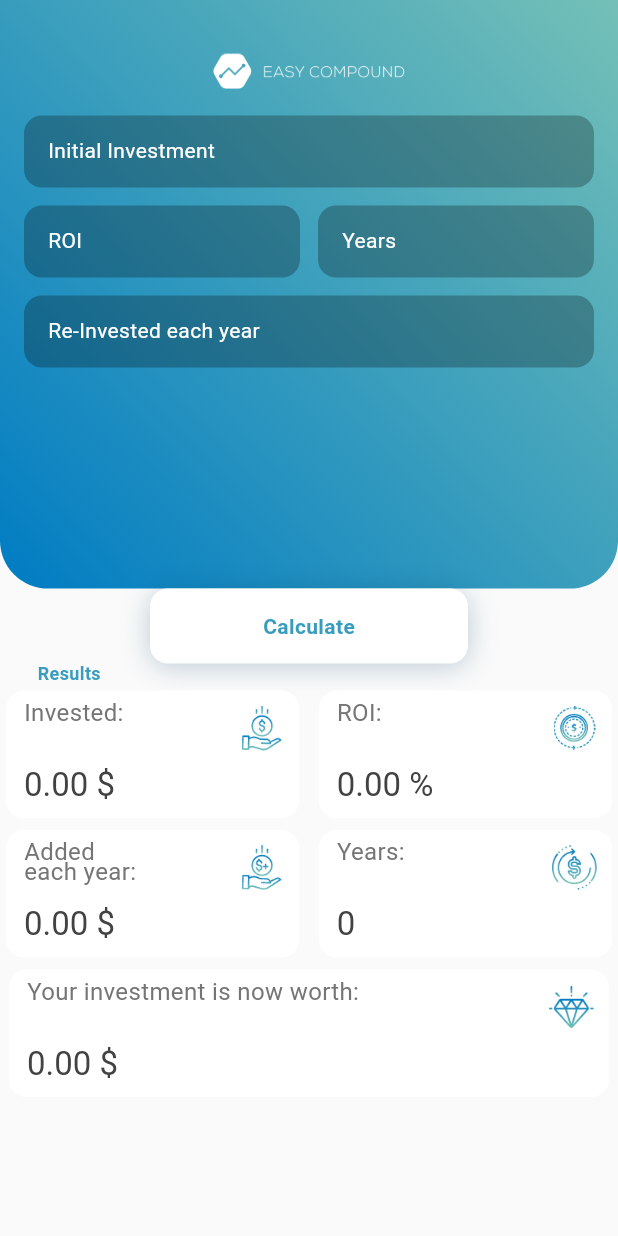
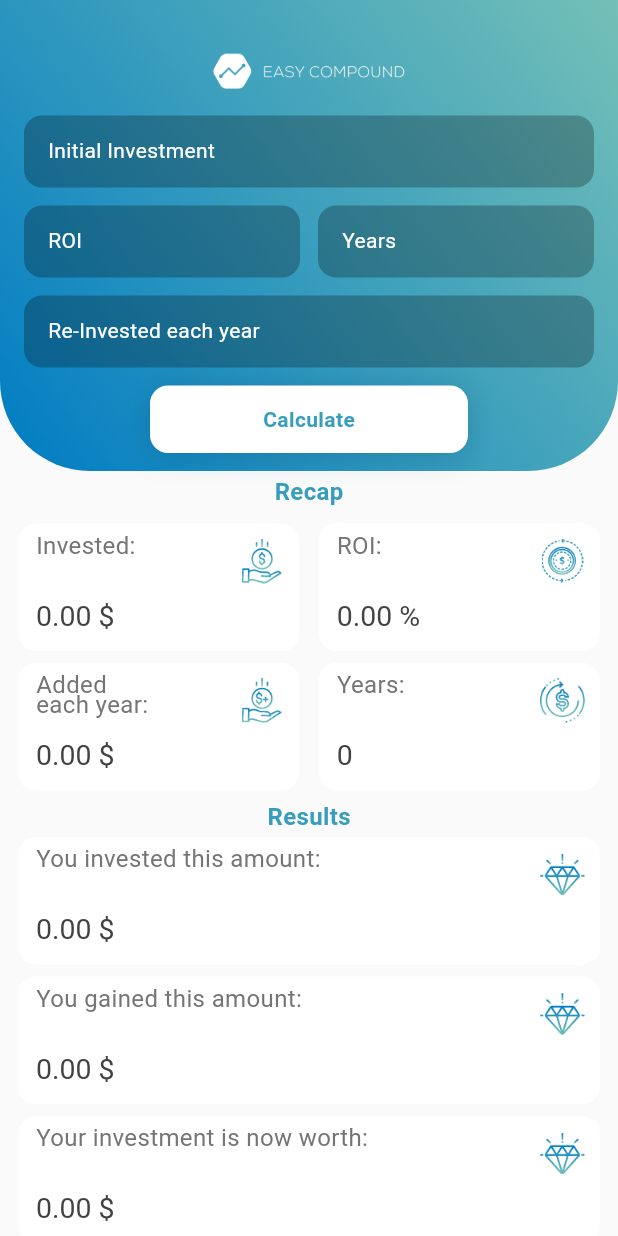
Before and after one commit to AntonioVerdiglione1996/EasyCompoundCalculatorApp, a Flutter app: the screen it shows after launch, on a phone screen of 412 x 824 dp. Run offline on Flutter 3.47's test engine with Material 2 defaults, Android fonts, the light colour scheme and no system bars; missing offline and left inert: firebase_admob; accounts and stored records are empty.

Commit message:
new stuffs added

```diff
--- a/lib/cardItem.dart
+++ b/lib/cardItem.dart
@@ -66,7 +66,7 @@ class _CardItem extends State<CardItem> {
                       ? widget.valueToDisplay.toStringAsFixed(2) +
                           " ${widget.symbol}"
                       : widget.valueToDisplay.toStringAsFixed(0),
-                  style: TextStyle(color: Colors.grey[800], fontSize: 22),
+                  style: TextStyle(color: Colors.grey[800], fontSize: 19),
                 )),
           ],
         ),
--- a/lib/main.dart
+++ b/lib/main.dart
@@ -1,8 +1,6 @@
 import 'package:flutter/material.dart';
 import 'package:flutter/services.dart';
-
-import 'layout.dart';
-import 'newTestKayout.dart';
+import 'newTestLayout.dart';
 
 void main(){
   SystemChrome.setPreferredOrientations([DeviceOrientation.portraitUp]);
--- a/lib/newTestKayout.dart
+++ /dev/null
@@ -1,295 +0,0 @@
-import 'package:EasyCompound/adMobHelper.dart';
-import 'package:EasyCompound/cardItem.dart';
-import 'package:EasyCompound/customColors.dart';
-import 'package:flutter/material.dart';
-import 'raisedGradientButton.dart';
-
-class TestLayout extends StatefulWidget {
-  @override
-  State<StatefulWidget> createState() => _TestLayout();
-}
-
-class _TestLayout extends State<TestLayout> {
-  double calculateCompound(double investment, double roi, double monthlyInvest,
-      double timesCompounded) {
-    double value = investment;
-    for (int i = 0; i < timesCompounded; i++) {
-      value += ((value * roi) / 100);
-      value += isFirstTimeCycle == true ? 0 : monthlyInvest;
-      isFirstTimeCycle = false;
-    }
-    return value;
-  }
-
-  double initialInvestment;
-  double roi;
-  double compoundTimes;
-  double additional;
-  double finalValue;
-
-  bool isFirstTimeCycle;
-
-  final myControllerInitialInvestment = TextEditingController();
-  final myControllerRoi = TextEditingController();
-  final myControllerCompoundTimes = TextEditingController();
-  final myControllerAdditional = TextEditingController();
-
-  @override
-  void initState() {
-    isFirstTimeCycle = true;
-    initialInvestment = 0.0;
-    roi = 0.0;
-    additional = 0.0;
-    compoundTimes = 0.0;
-    finalValue = 0.0;
-
-    AdMobHelper.initStateAd();
-
-    super.initState();
-  }
-
-  @override
-  void dispose() {
-    myControllerInitialInvestment.dispose();
-    myControllerRoi.dispose();
-    myControllerCompoundTimes.dispose();
-    myControllerAdditional.dispose();
-    AdMobHelper.disposeMyAd();
-    super.dispose();
-  }
-
-  TextField customTextField(TextEditingController controller, String label,
-      {String suffix = ""}) {
-    return TextField(
-      cursorColor: Colors.white,
-      style: TextStyle(color: Colors.white, fontSize: 14, letterSpacing: 0.25),
-      keyboardType: TextInputType.number,
-      onSubmitted: (value) {
-        setState(() {
-          controller.text = value;
-        });
-      },
-      onTap: () {
-        controller.clear();
-      },
-      controller: controller,
-      decoration: InputDecoration(
-          border: OutlineInputBorder(
-            borderRadius: BorderRadius.circular(12),
-            borderSide: BorderSide(
-              width: 0,
-              style: BorderStyle.none,
-            ),
-          ),
-          suffix: Text(
-            suffix,
-            style: TextStyle(color: Colors.white),
-          ),
-          filled: true,
-          fillColor: Colors.black26,
-          labelText: label,
-          contentPadding: EdgeInsets.all(16),
-          labelStyle: TextStyle(
-            color: Colors.white,
-          )),
-    );
-  }
-
-  @override
-  Widget build(BuildContext context) {
-    return Scaffold(
-      body: ListView(
-        padding: EdgeInsets.all(0),
-        children: <Widget>[
-          //BLU COVER ROUNDED
-          Column(
-            children: <Widget>[
-              Container(
-                width: MediaQuery.of(context).size.width,
-                height: MediaQuery.of(context).size.height / 2.1,
-                decoration: BoxDecoration(
-                    borderRadius: new BorderRadius.only(
-                        bottomLeft: const Radius.circular(32.0),
-                        bottomRight: const Radius.circular(32.0)),
-                    gradient: LinearGradient(
-                        colors: [CustomColors.aquaGreen, CustomColors.cyan],
-                        begin: Alignment.bottomLeft,
-                        end: Alignment.topRight)),
-                child: Column(
-                  children: <Widget>[
-                    //IMAGE
-                    Padding(
-                      padding: const EdgeInsets.fromLTRB(20, 30, 20, 0),
-                      child: Center(
-                        child: Image(
-                          width: 128,
-                          height: 35,
-                          image: AssetImage("assets/logo.png"),
-                        ),
-                      ),
-                    ),
-
-                    //TEXFIELD INITIAL
-                    Padding(
-                      padding: const EdgeInsets.fromLTRB(16, 12, 16, 0),
-                      child: customTextField(
-                          myControllerInitialInvestment, "Initial Investment",
-                          suffix: r"$"),
-                    ),
-
-                    //TEXFIELDS ROW
-                    Padding(
-                      padding: const EdgeInsets.fromLTRB(16, 12, 16, 0),
-                      child: Row(
-                        children: <Widget>[
-                          //TEXTFIELD: ROI
-                          Expanded(
-                              child: customTextField(myControllerRoi, "ROI",
-                                  suffix: "%")),
-                          SizedBox(
-                            width: 12,
-                          ),
-                          //TEXTFIELD: COMPOUND TIMES
-                          Expanded(
-                              child: customTextField(
-                                  myControllerCompoundTimes, "Years")),
-                        ],
-                      ),
-                    ),
-
-                    //TEXTFIELD: Re invested moiney
-                    Padding(
-                        padding: const EdgeInsets.fromLTRB(16, 12, 16, 0),
-                        child: customTextField(
-                            myControllerAdditional, "Re-Invested each year ",
-                            suffix: "+ each year")),
-                  ],
-                ),
-              ),
-
-              //BUTTON HERE
-              Padding(
-                padding: const EdgeInsets.fromLTRB(100, 0, 100, 0),
-                child: RaisedGradientButton(
-                  child: Text(
-                    "Calculate",
-                    style: TextStyle(
-                        color: CustomColors.blue_sky,
-                        fontWeight: FontWeight.bold,
-                        letterSpacing: 0.25),
-                  ),
-                  onPressed: () {
-                    setState(() {
-                      FocusScope.of(context).requestFocus(new FocusNode());
-
-                      if (myControllerAdditional.text == "") {
-                        setState(() {
-                          myControllerAdditional.text = "0";
-                        });
-                      }
-                      isFirstTimeCycle = true;
-                      initialInvestment =
-                          double.parse(myControllerInitialInvestment.text);
-                      roi = double.parse(myControllerRoi.text);
-                      compoundTimes =
-                          double.parse(myControllerCompoundTimes.text);
-                      additional = double.parse(myControllerAdditional.text);
-                      finalValue = calculateCompound(
-                          initialInvestment, roi, additional, compoundTimes);
-                    });
-                  },
-                  gradient:
-                      LinearGradient(colors: [Colors.white, Colors.white]),
-                ),
-              ),
-
-              //RESULTS TEXT
-              Align(
-                alignment: Alignment.centerLeft,
-                child: Padding(
-                  padding: const EdgeInsets.fromLTRB(25, 0, 0, 0),
-                  child: Text(
-                    "Results",
-                    style: TextStyle(
-                        color: CustomColors.blue_sky,
-                        fontWeight: FontWeight.bold,
-                        fontSize: 12,
-                        letterSpacing: 0.25),
-                  ),
-                ),
-              ),
-
-              //CARDS ROW 1
-              Row(
-                crossAxisAlignment: CrossAxisAlignment.center,
-                mainAxisAlignment: MainAxisAlignment.center,
-                children: <Widget>[
-                  //double.parse(myControllerInitialInvestment.text)
-                  Expanded(
-                    child: CardItem(
-                      label: "Invested:",
-                      pathIcon: "assets/invested_icon.png",
-                      symbol: r"$",
-                      valueToDisplay: initialInvestment,
-                    ),
-                  ),
-                  SizedBox(
-                    width: 5,
-                  ),
-                  //double.parse(myControllerRoi.text)
-                  Expanded(
-                    child: CardItem(
-                      label: "ROI:",
-                      pathIcon: "assets/roi_icon.png",
-                      symbol: r"%",
-                      valueToDisplay: roi,
-                    ),
-                  ),
-                ],
-              ),
-              //CARDS ROW 2
-              Row(
-                crossAxisAlignment: CrossAxisAlignment.center,
-                mainAxisAlignment: MainAxisAlignment.center,
-                children: <Widget>[
-                  //double.parse(myControllerInitialInvestment.text)
-                  Expanded(
-                    child: CardItem(
-                      label: "Added \neach year:",
-                      pathIcon: "assets/Additional_icon.png",
-                      symbol: r"$",
-                      valueToDisplay: additional,
-                    ),
-                  ),
-                  SizedBox(
-                    width: 5,
-                  ),
-                  //double.parse(myControllerRoi.text)
-                  Expanded(
-                    child: CardItem(
-                      label: "Years:",
-                      pathIcon: "assets/cycle.png",
-                      valueToDisplay: compoundTimes,
-                      isYear: true,
-                    ),
-                  ),
-                ],
-              ),
-              //bigcard
-              CardItem(
-                  label: "Your investment is now worth:",
-                  pathIcon: "assets/finalvalue.png",
-                  symbol: r"$",
-                  valueToDisplay: finalValue,
-                  width: 400),
-              //spacer
-              Container(
-                height: 100,
-              )
-            ],
-          ),
-        ],
-      ),
-    );
-  }
-}
--- /dev/null
+++ b/lib/newTestLayout.dart
@@ -0,0 +1,359 @@
+import 'package:EasyCompound/adMobHelper.dart';
+import 'package:EasyCompound/cardItem.dart';
+import 'package:EasyCompound/customColors.dart';
+import 'package:flutter/material.dart';
+import 'raisedGradientButton.dart';
+
+class TestLayout extends StatefulWidget {
+  @override
+  State<StatefulWidget> createState() => _TestLayout();
+}
+
+class _TestLayout extends State<TestLayout> {
+
+  double calculateCompound(double investment, double roi, double monthlyInvest,
+      double timesCompounded) {
+    double value = investment;
+    spentedMoney += investment;
+    for (int i = 0; i < timesCompounded; i++) {
+      value += ((value * roi) / 100);
+      value += isFirstTimeCycle == true ? 0 : monthlyInvest;
+      isFirstTimeCycle = false;
+      spentedMoney += monthlyInvest;
+    }
+
+    return value;
+  }
+
+  void releaseDatas() {
+    initialInvestment = 0.0;
+    roi = 0.0;
+    additional = 0.0;
+    compoundTimes = 0.0;
+    finalValue = 0.0;
+    spentedMoney = 0.0;
+  }
+
+  double initialInvestment;
+  double roi;
+  double compoundTimes;
+  double additional;
+  double finalValue;
+  double spentedMoney;
+
+  bool isFirstTimeCycle;
+
+  final myControllerInitialInvestment = TextEditingController();
+  final myControllerRoi = TextEditingController();
+  final myControllerCompoundTimes = TextEditingController();
+  final myControllerAdditional = TextEditingController();
+
+  @override
+  void initState() {
+    isFirstTimeCycle = true;
+    initialInvestment = 0.0;
+    roi = 0.0;
+    additional = 0.0;
+    compoundTimes = 0.0;
+    finalValue = 0.0;
+    spentedMoney = 0.0;
+
+    AdMobHelper.initStateAd();
+
+    super.initState();
+  }
+
+  @override
+  void dispose() {
+    myControllerInitialInvestment.dispose();
+    myControllerRoi.dispose();
+    myControllerCompoundTimes.dispose();
+    myControllerAdditional.dispose();
+    AdMobHelper.disposeMyAd();
+    super.dispose();
+  }
+
+  TextField customTextField(TextEditingController controller, String label,
+      {String suffix = ""}) {
+    return TextField(
+      cursorColor: Colors.white,
+      style: TextStyle(color: Colors.white, fontSize: 14, letterSpacing: 0.25),
+      keyboardType: TextInputType.number,
+      onSubmitted: (value) {
+        setState(() {
+          controller.text = value;
+        });
+      },
+      onTap: () {
+        controller.clear();
+      },
+      controller: controller,
+      decoration: InputDecoration(
+          border: OutlineInputBorder(
+            borderRadius: BorderRadius.circular(12),
+            borderSide: BorderSide(
+              width: 0,
+              style: BorderStyle.none,
+            ),
+          ),
+          suffix: Text(
+            suffix,
+            style: TextStyle(color: Colors.white),
+          ),
+          filled: true,
+          fillColor: Colors.black26,
+          labelText: label,
+          contentPadding: EdgeInsets.all(16),
+          labelStyle: TextStyle(
+            color: Colors.white,
+          )),
+    );
+  }
+
+  @override
+  Widget build(BuildContext context) {
+    return Scaffold(
+      body: ListView(
+        padding: EdgeInsets.all(0),
+        children: <Widget>[
+          //BLU COVER ROUNDED
+          Column(
+            children: <Widget>[
+              Container(
+                width: MediaQuery.of(context).size.width,
+                decoration: BoxDecoration(
+                    borderRadius: new BorderRadius.only(
+                        bottomLeft: const Radius.circular(60.0),
+                        bottomRight: const Radius.circular(60.0)),
+                    gradient: LinearGradient(
+                        colors: [CustomColors.aquaGreen, CustomColors.cyan],
+                        begin: Alignment.bottomLeft,
+                        end: Alignment.topRight)),
+                child: Column(
+                  children: <Widget>[
+                    //IMAGE
+                    Padding(
+                      padding: const EdgeInsets.fromLTRB(20, 30, 20, 0),
+                      child: Center(
+                        child: Image(
+                          width: 128,
+                          height: 35,
+                          image: AssetImage("assets/logo.png"),
+                        ),
+                      ),
+                    ),
+
+                    //TEXFIELD INITIAL
+                    Padding(
+                      padding: const EdgeInsets.fromLTRB(16, 12, 16, 0),
+                      child: customTextField(
+                          myControllerInitialInvestment, "Initial Investment",
+                          suffix: r"$"),
+                    ),
+
+                    //TEXFIELDS ROW
+                    Padding(
+                      padding: const EdgeInsets.fromLTRB(16, 12, 16, 0),
+                      child: Row(
+                        children: <Widget>[
+                          //TEXTFIELD: ROI
+                          Expanded(
+                              child: customTextField(myControllerRoi, "ROI",
+                                  suffix: "%")),
+                          SizedBox(
+                            width: 12,
+                          ),
+                          //TEXTFIELD: COMPOUND TIMES
+                          Expanded(
+                              child: customTextField(
+                                  myControllerCompoundTimes, "Years")),
+                        ],
+                      ),
+                    ),
+
+                    //TEXTFIELD: Re invested moiney
+                    Padding(
+                        padding: const EdgeInsets.fromLTRB(16, 12, 16, 0),
+                        child: customTextField(
+                            myControllerAdditional, "Re-Invested each year ",
+                            suffix: "+ each year")),
+
+                    //BUTTON HERE
+                    Padding(
+                      padding: const EdgeInsets.fromLTRB(100, 12, 100, 12),
+                      child: RaisedGradientButton(
+                        child: Text(
+                          "Calculate",
+                          style: TextStyle(
+                              color: CustomColors.blue_sky,
+                              fontWeight: FontWeight.bold,
+                              letterSpacing: 0.25),
+                        ),
+                        onPressed: () {
+                          setState(() {
+                            FocusScope.of(context)
+                                .requestFocus(new FocusNode());
+
+                            if (myControllerAdditional.text == "") {
+                              setState(() {
+                                myControllerAdditional.text = "0";
+                              });
+                            }
+                            isFirstTimeCycle = true;
+                            //here we release all datas contained
+                            releaseDatas();
+
+                            initialInvestment = double.parse(
+                                myControllerInitialInvestment.text);
+                            roi = double.parse(myControllerRoi.text);
+                            compoundTimes =
+                                double.parse(myControllerCompoundTimes.text);
+                            additional =
+                                double.parse(myControllerAdditional.text);
+                            finalValue = calculateCompound(initialInvestment,
+                                roi, additional, compoundTimes);
+                          });
+                        },
+                        gradient: LinearGradient(
+                            colors: [Colors.white, Colors.white]),
+                      ),
+                    ),
+                  ],
+                ),
+              ),
+              //RECAP
+              Padding(
+                  padding: const EdgeInsets.fromLTRB(0,4,0,0),
+                  child: Center(
+                    child: Text(
+                      "Recap",
+                      style: TextStyle(
+                          color: CustomColors.blue_sky,
+                          fontWeight: FontWeight.bold,
+                          fontSize: 16,
+                          letterSpacing: 0.25),
+                    ),
+                  ),
+              ),
+//---------------------------------------------------------------------------------CARD ROWS
+              //CARDS ROW 1
+              Padding(
+                padding: const EdgeInsets.fromLTRB(8,8,8,0),
+                child: Row(
+                  crossAxisAlignment: CrossAxisAlignment.center,
+                  mainAxisAlignment: MainAxisAlignment.center,
+                  children: <Widget>[
+                    //double.parse(myControllerInitialInvestment.text)
+                    Expanded(
+                      child: CardItem(
+                        label: "Invested:",
+                        pathIcon: "assets/invested_icon.png",
+                        symbol: r"$",
+                        valueToDisplay: initialInvestment,
+                      ),
+                    ),
+                    SizedBox(
+                      width: 5,
+                    ),
+                    //double.parse(myControllerRoi.text)
+                    Expanded(
+                      child: CardItem(
+                        label: "ROI:",
+                        pathIcon: "assets/roi_icon.png",
+                        symbol: r"%",
+                        valueToDisplay: roi,
+                      ),
+                    ),
+                  ],
+                ),
+              ),
+              //CARDS ROW 2
+              Padding(
+                padding: const EdgeInsets.fromLTRB(8,0,8,0),
+                child: Row(
+                  crossAxisAlignment: CrossAxisAlignment.center,
+                  mainAxisAlignment: MainAxisAlignment.center,
+                  children: <Widget>[
+                    //double.parse(myControllerInitialInvestment.text)
+                    Expanded(
+                      child: CardItem(
+                        label: "Added \neach year:",
+                        pathIcon: "assets/Additional_icon.png",
+                        symbol: r"$",
+                        valueToDisplay: additional,
+                      ),
+                    ),
+                    SizedBox(
+                      width: 5,
+                    ),
+                    //double.parse(myControllerRoi.text)
+                    Expanded(
+                      child: CardItem(
+                        label: "Years:",
+                        pathIcon: "assets/cycle.png",
+                        valueToDisplay: compoundTimes,
+                        isYear: true,
+                      ),
+                    ),
+                  ],
+                ),
+              ),
+              //---------------------------------------------------------------------------------RESULTS TEXT
+            //RESULTS
+            Padding(
+                  padding: const EdgeInsets.fromLTRB(0,4,0,0),
+                  child: Center(
+                    child: Text(
+                      "Results",
+                      style: TextStyle(
+                          color: CustomColors.blue_sky,
+                          fontWeight: FontWeight.bold,
+                          fontSize: 16,
+                          letterSpacing: 0.25),
+                    ),
+                  ),
+              ),
+
+              //bigcard spented
+              Padding(
+                padding: const EdgeInsets.fromLTRB(8,0,8,0),
+                child: CardItem(
+                    label: "You invested this amount:",
+                    pathIcon: "assets/finalvalue.png",
+                    symbol: r"$",
+                    valueToDisplay: spentedMoney,
+                    width: 400),
+              ),
+              //bigcard
+              Padding(
+                padding: const EdgeInsets.fromLTRB(8,0,8,0),
+                child: CardItem(
+                    label: "You gained this amount:",
+                    pathIcon: "assets/finalvalue.png",
+                    symbol: r"$",
+                    valueToDisplay: finalValue - spentedMoney,
+                    width: 400),
+              ),
+
+               //bigcard -> your inv is now worth
+              Padding(
+                padding: const EdgeInsets.fromLTRB(8,0,8,0),
+                child: CardItem(
+                    label: "Your investment is now worth:",
+                    pathIcon: "assets/finalvalue.png",
+                    symbol: r"$",
+                    valueToDisplay: finalValue,
+                    width: 400),
+              ),
+
+              //spacer
+              Container(
+                height: 100,
+              )
+            ],
+          ),
+        ],
+      ),
+    );
+  }
+}
--- a/lib/raisedGradientButton.dart
+++ b/lib/raisedGradientButton.dart
@@ -13,7 +13,7 @@ class RaisedGradientButton extends StatelessWidget {
     @required this.child,
     this.gradient,
     this.width = double.infinity,
-    this.height = 50.0,
+    this.height = 45.0,
     this.onPressed,
   }) : super(key: key);
 
@@ -21,7 +21,7 @@ class RaisedGradientButton extends StatelessWidget {
   Widget build(BuildContext context) {
     return Container(
       width: width,
-      height: 50.0,
+      height: height,
       decoration: BoxDecoration(
         borderRadius: BorderRadius.circular(12.0),
         gradient: gradient,
```
